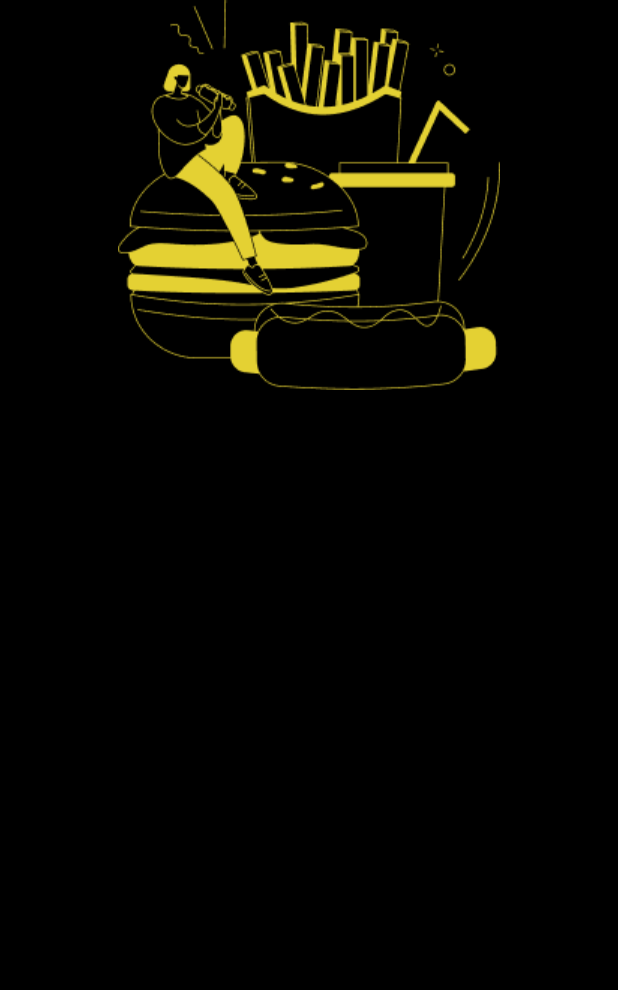
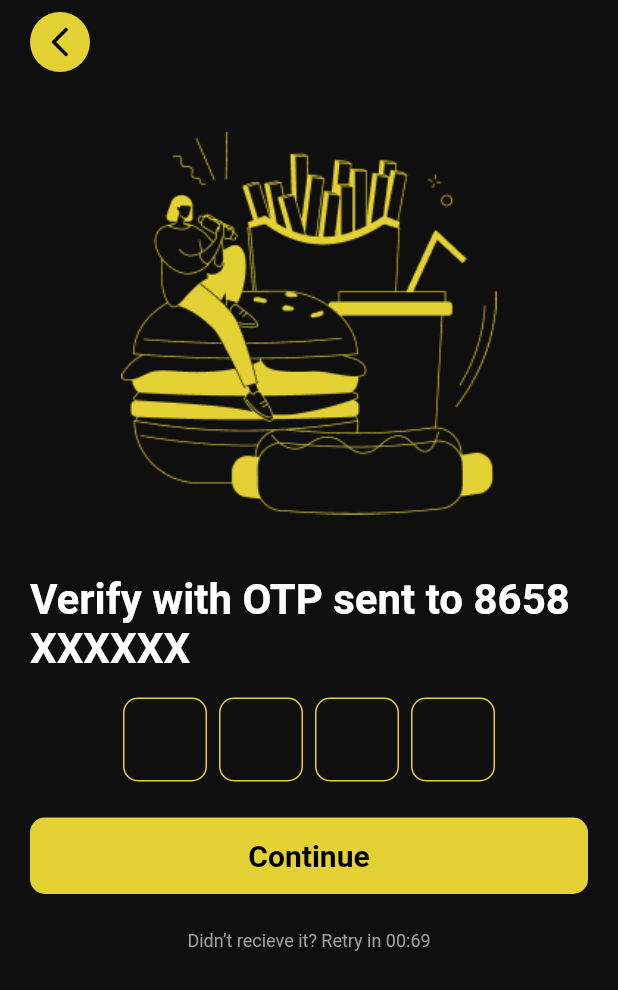
Before and after one commit to dhaladitya108/eatIt, a Flutter app: the screen it shows after launch, on a phone screen of 412 x 824 dp. Shown: the top 990 px of the screen. Run offline on Flutter 3.47's test engine with Material 2 defaults, Android fonts, the phone set to English and light mode, and no system bars; drawn by our look-alikes of pinput.

Commit message:
made 3 screen auth screens

```diff
--- a/lib/config/colors.dart
+++ b/lib/config/colors.dart
@@ -2,4 +2,5 @@ import 'package:flutter/material.dart';
 
 class AppColors {
   static const Color bgPrimary = Color(0xffE4D133);
+  static const Color bgDark = Color(0xff0F0F0F);
 }
--- a/lib/main.dart
+++ b/lib/main.dart
@@ -1,4 +1,5 @@
-import 'package:eatit/config/config.dart';
+import 'package:eatit/config/colors.dart';
+import 'package:eatit/screen/screen.dart';
 import 'package:flutter/material.dart';
 
 void main() {
@@ -13,32 +14,14 @@ class MyApp extends StatelessWidget {
   Widget build(BuildContext context) {
     return MaterialApp(
       title: 'Flutter Demo',
+      debugShowCheckedModeBanner: false,
       theme: ThemeData(
-        // This is the theme of your application.
-        //
-        // Try running your application with "flutter run". You'll see the
-        // application has a blue toolbar. Then, without quitting the app, try
-        // changing the primarySwatch below to Colors.green and then invoke
-        // "hot reload" (press "r" in the console where you ran "flutter run",
-        // or simply save your changes to "hot reload" in a Flutter IDE).
-        // Notice that the counter didn't reset back to zero; the application
-        // is not restarted.
         primarySwatch: Colors.blue,
+        scaffoldBackgroundColor: AppColors.bgDark,
       ),
-      home: SafeArea(
+      home: const SafeArea(
           child: Scaffold(
-        body: Container(
-            width: double.infinity,
-            color: Colors.black,
-            padding: EdgeInsets.symmetric(horizontal: 20),
-            child: Column(
-              children: [
-                Container(
-                  decoration: BoxDecoration(shape: BoxShape.circle, ),
-                ),
-                Image(image: AppImages.otpIllus)
-              ],
-            )),
+        body: VerifyOTP(),
       )),
     );
   }
--- /dev/null
+++ b/lib/screen/screen.dart
@@ -0,0 +1,2 @@
+export 'verify_otp.dart';
+export 'enter_phone.dart';
--- /dev/null
+++ b/lib/screen/verify_otp.dart
@@ -0,0 +1,75 @@
+import 'package:eatit/config/config.dart';
+import 'package:eatit/widgets/auth_screen.dart';
+import 'package:flutter/material.dart';
+import 'package:pinput/pinput.dart';
+
+class VerifyOTP extends StatelessWidget {
+  const VerifyOTP({super.key});
+
+  @override
+  Widget build(BuildContext context) {
+    return AuthScreen(image: AppImages.otpIllus, children: [
+      const Text(
+        'Verify with OTP sent to 8658 XXXXXX',
+        style: TextStyle(
+          fontSize: 28,
+          fontWeight: FontWeight.bold,
+          color: Colors.white,
+        ),
+      ),
+      const SizedBox(height: 16),
+      Pinput(
+        defaultPinTheme: defaultPinTheme,
+        focusedPinTheme: focusedPinTheme,
+        submittedPinTheme: submittedPinTheme,
+        showCursor: true,
+        scrollPadding: const EdgeInsets.only(bottom: 80),
+      ),
+      const SizedBox(height: 24),
+      TextButton(
+        onPressed: () {},
+        style: TextButton.styleFrom(
+          padding: const EdgeInsets.symmetric(vertical: 14),
+          backgroundColor: AppColors.bgPrimary,
+          shape: RoundedRectangleBorder(
+            borderRadius: BorderRadius.circular(10),
+          ),
+        ),
+        child: Container(
+          width: double.infinity,
+          alignment: Alignment.center,
+          child: const Text(
+            'Continue',
+            style: TextStyle(
+                fontSize: 20, fontWeight: FontWeight.bold, color: Colors.black),
+          ),
+        ),
+      ),
+      const SizedBox(height: 24),
+      const Text('Didn’t recieve it? Retry in 00:69',
+          style: TextStyle(fontSize: 12, color: Colors.grey))
+    ]);
+  }
+}
+
+final defaultPinTheme = PinTheme(
+  width: 56,
+  height: 56,
+  textStyle: const TextStyle(
+      fontSize: 20, color: AppColors.bgPrimary, fontWeight: FontWeight.w600),
+  decoration: BoxDecoration(
+    border: Border.all(color: AppColors.bgPrimary),
+    borderRadius: BorderRadius.circular(10),
+  ),
+);
+
+final focusedPinTheme = defaultPinTheme.copyDecorationWith(
+  border: Border.all(color: const Color.fromRGBO(114, 178, 238, 1)),
+  borderRadius: BorderRadius.circular(8),
+);
+
+final submittedPinTheme = defaultPinTheme.copyWith(
+  decoration: defaultPinTheme.decoration?.copyWith(
+    color: Color.fromARGB(50, 244, 241, 195),
+  ),
+);
--- /dev/null
+++ b/lib/widgets/auth_screen.dart
@@ -0,0 +1,40 @@
+import 'package:flutter/material.dart';
+import 'package:eatit/config/config.dart';
+
+class AuthScreen extends StatelessWidget {
+  const AuthScreen({super.key, required this.image, required this.children});
+  final AssetImage image;
+  final List<Widget> children;
+
+  @override
+  Widget build(BuildContext context) {
+    return Padding(
+        padding: const EdgeInsets.symmetric(horizontal: 20, vertical: 8),
+        child: SingleChildScrollView(
+          child: Column(
+            children: [
+              Row(children: [
+                InkWell(
+                  onTap: () {},
+                  child: const CircleAvatar(
+                    backgroundColor: AppColors
+                        .bgPrimary, // set the background color of the circle
+                    child: Icon(
+                      Icons.arrow_back_ios_new_rounded,
+                      color: Colors.black,
+                      size: 24,
+                      weight: 2,
+                    ), // set the icon and its color
+                  ),
+                )
+              ]),
+              Padding(
+                padding: const EdgeInsets.symmetric(vertical: 40),
+                child: Image(image: image, height: 255),
+              ),
+              Column(children: children),
+            ],
+          ),
+        ));
+  }
+}
--- a/pubspec.yaml
+++ b/pubspec.yaml
@@ -35,6 +35,7 @@ dependencies:
   # The following adds the Cupertino Icons font to your application.
   # Use with the CupertinoIcons class for iOS style icons.
   cupertino_icons: ^1.0.2
+  pinput: ^2.2.31
 
 dev_dependencies:
   flutter_test:
```
Also changed, not shown: lib/screen/enter_phone.dart (added, +62 -0 lines), assets/images/login_illus.png (added), assets/images/otp_illus.png, pubspec.lock, 5 other files.
